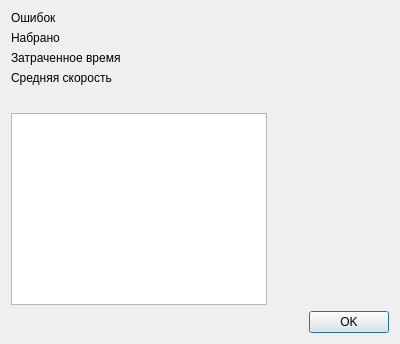
Above: src/results.ui from zeal18/qstamina before the change. Below: the same form after it.
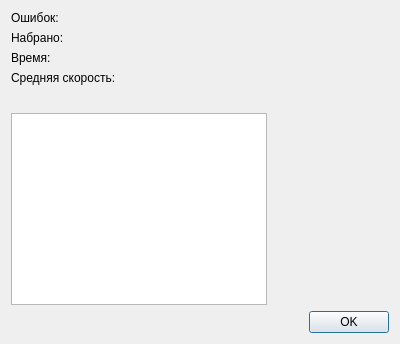
That is the form after the change. Icons and pictures are not drawn.

Diff of the .ui file:
```diff
--- a/src/results.ui
+++ b/src/results.ui
@@ -31,7 +31,7 @@
        <item row="0" column="0">
         <widget class="QLabel" name="label">
          <property name="text">
-          <string>Ошибок</string>
+          <string>Ошибок:</string>
          </property>
         </widget>
        </item>
@@ -45,7 +45,7 @@
        <item row="1" column="0">
         <widget class="QLabel" name="label_2">
          <property name="text">
-          <string>Набрано</string>
+          <string>Набрано:</string>
          </property>
         </widget>
        </item>
@@ -59,7 +59,7 @@
        <item row="2" column="0">
         <widget class="QLabel" name="label_3">
          <property name="text">
-          <string>Затраченное время</string>
+          <string>Время:</string>
          </property>
         </widget>
        </item>
@@ -73,7 +73,7 @@
        <item row="3" column="0">
         <widget class="QLabel" name="label_4">
          <property name="text">
-          <string>Средняя скорость</string>
+          <string>Средняя скорость:</string>
          </property>
         </widget>
        </item>
```
Left out of the diff: 43 changed lines with no effect on the pictures.
